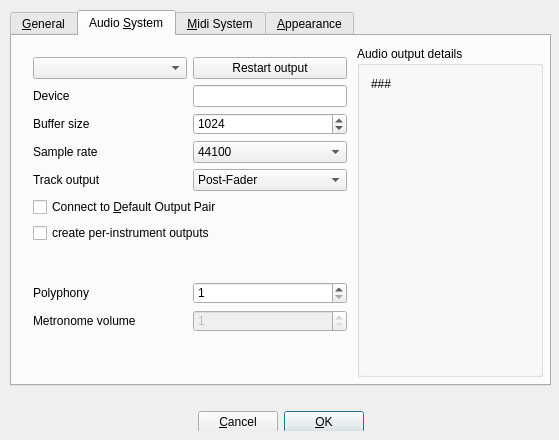
This is src/gui/src/UI/PreferencesDialog_UI.ui in hydrogen-music/hydrogen as Qt 5 draws it before an edit. The edited form follows.
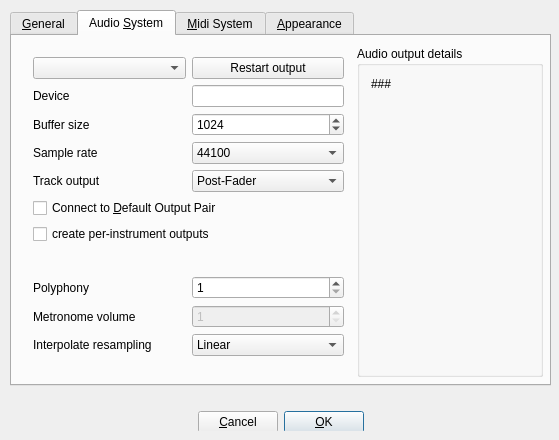
This is the edited form. The open tabs and pages were chosen to show the change. Custom widgets are drawn as their Qt base class.

```diff
--- a/src/gui/src/UI/PreferencesDialog_UI.ui
+++ b/src/gui/src/UI/PreferencesDialog_UI.ui
@@ -368,8 +368,8 @@
       <rect>
        <x>10</x>
        <y>10</y>
-       <width>336</width>
-       <height>331</height>
+       <width>333</width>
+       <height>346</height>
       </rect>
      </property>
      <layout class="QVBoxLayout" name="verticalLayout">
@@ -547,8 +547,8 @@
         </property>
         <property name="sizeHint" stdset="0">
          <size>
-          <width>20</width>
-          <height>40</height>
+          <width>331</width>
+          <height>13</height>
          </size>
         </property>
        </spacer>
@@ -612,6 +612,46 @@
         </item>
        </layout>
       </item>
+      <item>
+       <layout class="QHBoxLayout" name="horizontalLayout_3">
+        <item>
+         <widget class="QLabel" name="resapelingLbl">
+          <property name="text">
+           <string>Interpolate resampling</string>
+          </property>
+         </widget>
+        </item>
+        <item>
+         <widget class="QComboBox" name="resampleComboBox">
+          <item>
+           <property name="text">
+            <string>Linear</string>
+           </property>
+          </item>
+          <item>
+           <property name="text">
+            <string>Cosine</string>
+           </property>
+          </item>
+          <item>
+           <property name="text">
+            <string>Third</string>
+           </property>
+          </item>
+          <item>
+           <property name="text">
+            <string>Cubic</string>
+           </property>
+          </item>
+          <item>
+           <property name="text">
+            <string>Hermite</string>
+           </property>
+          </item>
+         </widget>
+        </item>
+       </layout>
+      </item>
       <item>
        <spacer name="verticalSpacer_2">
         <property name="orientation">
@@ -619,8 +659,8 @@
         </property>
         <property name="sizeHint" stdset="0">
          <size>
-          <width>20</width>
-          <height>40</height>
+          <width>331</width>
+          <height>13</height>
          </size>
         </property>
        </spacer>
```
